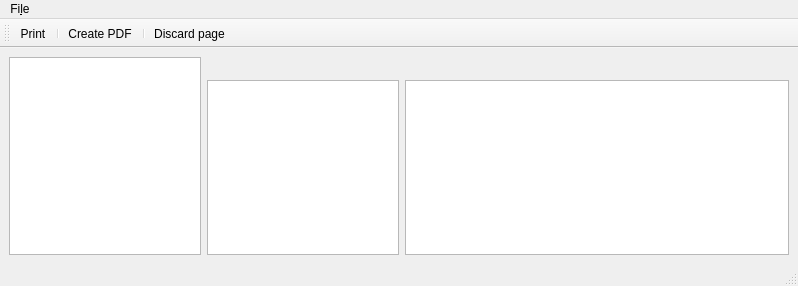
Above: mtg_proxy_printer/resources/ui/main_window.ui from luziferius/MTGProxyPrinter before the change. Below: the same form after it.
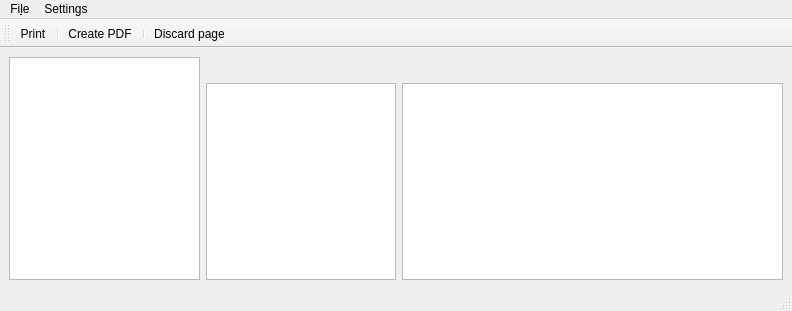
That is the form after the change. Icons and pictures are not drawn. Custom widgets are drawn as their Qt base class.

Commit message:
Implemented a settings dialog that is accessible from the main window settings menu. Settings are loaded from and stored in INI files created using the configparser module. Currently implemented are settings for the preferred language and how low resolution images in the preferred language should be handled.
FossilOrigin-Name: f79a705b97680a74991d1a8b3ed499d5175c97411cb771070d814aca6f0a5261

The edit to the form file:
```diff
--- a/mtg_proxy_printer/resources/ui/main_window.ui
+++ b/mtg_proxy_printer/resources/ui/main_window.ui
@@ -2,6 +2,14 @@
 <ui version="4.0">
  <class>main_window</class>
  <widget class="QMainWindow" name="main_window">
+  <property name="geometry">
+   <rect>
+    <x>0</x>
+    <y>0</y>
+    <width>792</width>
+    <height>311</height>
+   </rect>
+  </property>
   <property name="windowTitle">
    <string>MTGProxyPrinter</string>
   </property>
@@ -66,7 +74,7 @@
     <rect>
      <x>0</x>
      <y>0</y>
-     <width>793</width>
+     <width>792</width>
      <height>30</height>
     </rect>
    </property>
@@ -79,7 +87,14 @@
     <addaction name="separator"/>
     <addaction name="action_quit"/>
    </widget>
+   <widget class="QMenu" name="menuSettings">
+    <property name="title">
+     <string>Settings</string>
+    </property>
+    <addaction name="action_show_settings"/>
+   </widget>
    <addaction name="menuFile"/>
+   <addaction name="menuSettings"/>
   </widget>
   <widget class="QStatusBar" name="statusbar"/>
   <widget class="QToolBar" name="toolBar">
```
Left out of the diff: 8 changed lines with no effect on the pictures. The commit also changes 6 other files.
